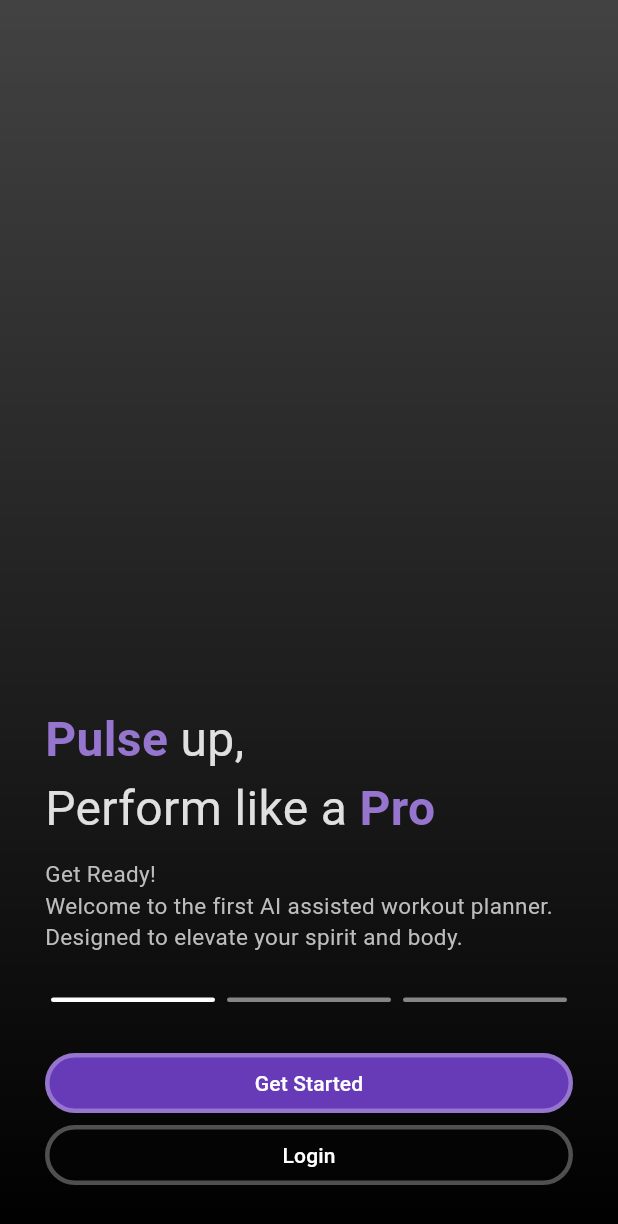
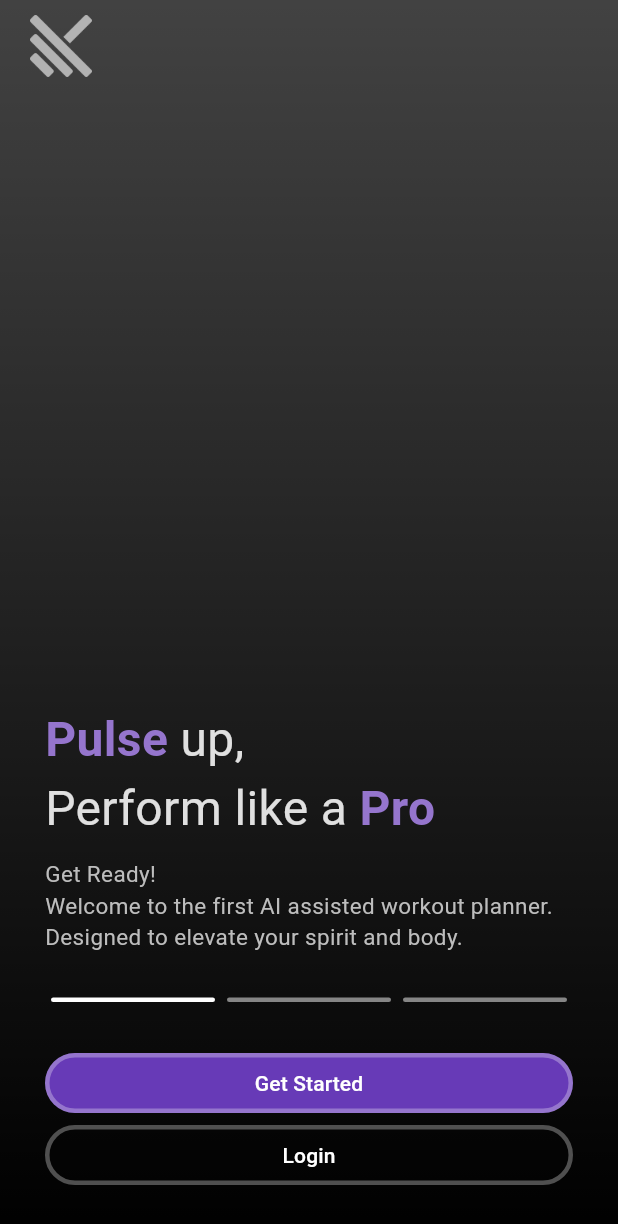
Before and after one commit to finn-olekahl/pulse_pro, a Flutter app: the screen it shows after launch, on a phone screen of 412 x 824 dp. Shown: the top 1224 px of the screen. Run offline on Flutter 3.47's test engine with Material 3 defaults, Android fonts, the phone set to English and light mode, and no system bars; our stand-ins replace bloc, cloud_firestore, equatable, firebase_auth, firebase_core, firebase_storage and 8 more; missing offline and left inert: curved_gradient, firebase_cached_image; accounts and stored records are empty; project files that could hold a hidden picture were left out.

Commit message:
add logo and icons and add to login page

```diff
--- a/lib/features/login/view/login_view.dart
+++ b/lib/features/login/view/login_view.dart
@@ -196,6 +196,18 @@ class _LoginViewState extends State<LoginView>
                     fit: BoxFit.cover,
                   ),
                 ),
+              ),
+            ),
+          ),
+          Opacity(
+            opacity: 0.6,
+            child: Padding(
+              padding: EdgeInsets.only(
+                  top: MediaQuery.viewPaddingOf(context).top + 10, left: 20),
+              child: Image.asset(
+                'assets/images/app_logo_white.png',
+                width: MediaQuery.sizeOf(context).width * 0.1,
+                fit: BoxFit.cover,
               ),
             ),
           ),
--- a/pubspec.yaml
+++ b/pubspec.yaml
@@ -54,6 +54,9 @@ flutter:
     - assets/images/login_slide1.jpg
     - assets/images/login_slide2.jpg
     - assets/images/login_slide3.jpg
+    - assets/images/app_logo_white.png
+    - assets/images/app_logo_purple.png
+    - assets/images/app_logo_black.png
   fonts:
     - family: sansman
       fonts:
```
Also changed, not shown: assets/images/app_icon.png (added), assets/images/app_logo_black.png (added), assets/images/app_logo_purple.png (added), assets/images/app_logo_white.png (added), 1 other file.
